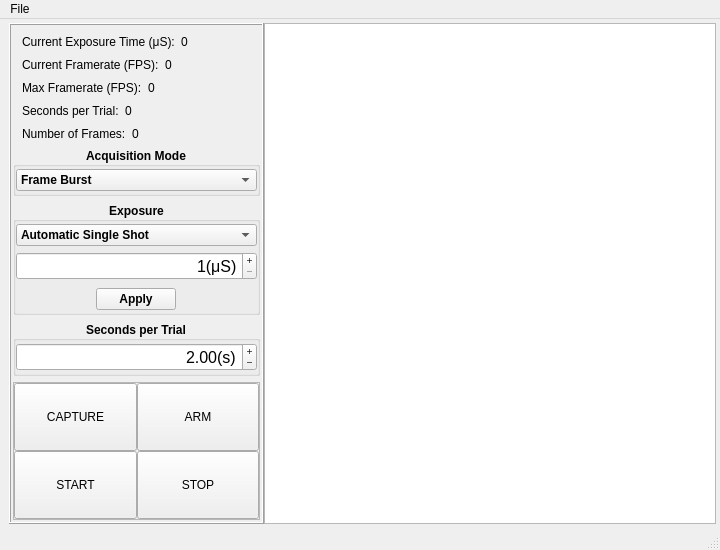
Above: UI/FLIR.ui from OlfactoryBehaviorLab/dewan_flir_camera before the change. Below: the same form after it.
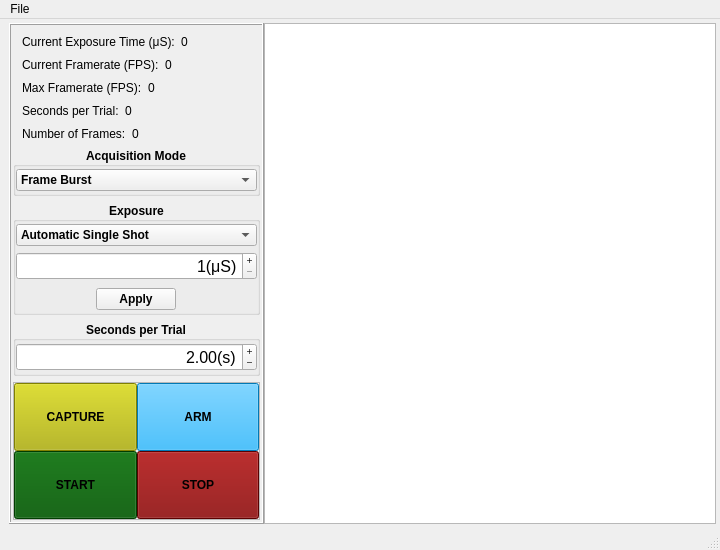
That is the form after the change.

Commit message: Add color to GUI buttons

Diff of the .ui file:
```diff
--- a/UI/FLIR.ui
+++ b/UI/FLIR.ui
@@ -720,6 +720,15 @@
                  <height>30</height>
                 </size>
                </property>
+               <property name="font">
+                <font>
+                 <bold>true</bold>
+                </font>
+               </property>
+               <property name="styleSheet">
+                <string notr="true">background-color: rgb(179, 179, 0);
+color: rgb(0, 0, 0);</string>
+               </property>
                <property name="text">
                 <string>CAPTURE</string>
                </property>
@@ -748,9 +757,17 @@
                  <height>30</height>
                 </size>
                </property>
+               <property name="font">
+                <font>
+                 <bold>true</bold>
+                </font>
+               </property>
                <property name="layoutDirection">
                 <enum>Qt::LayoutDirection::LeftToRight</enum>
                </property>
+               <property name="styleSheet">
+                <string notr="true">background-color: rgb(0, 85, 0);</string>
+               </property>
                <property name="text">
                 <string>START</string>
                </property>
@@ -779,6 +796,15 @@
                  <height>30</height>
                 </size>
                </property>
+               <property name="font">
+                <font>
+                 <bold>true</bold>
+                </font>
+               </property>
+               <property name="styleSheet">
+                <string notr="true">background-color:rgb(129, 0, 0);
+</string>
+               </property>
                <property name="text">
                 <string>STOP</string>
                </property>
@@ -807,6 +833,15 @@
                  <height>30</height>
                 </size>
                </property>
+               <property name="font">
+                <font>
+                 <bold>true</bold>
+                </font>
+               </property>
+               <property name="styleSheet">
+                <string notr="true">background-color: rgb(0, 170, 255);
+color:rgb(0, 0, 0);</string>
+               </property>
                <property name="text">
                 <string>ARM</string>
                </property>
```
Left out of the diff: 44 changed lines with no effect on the pictures.
